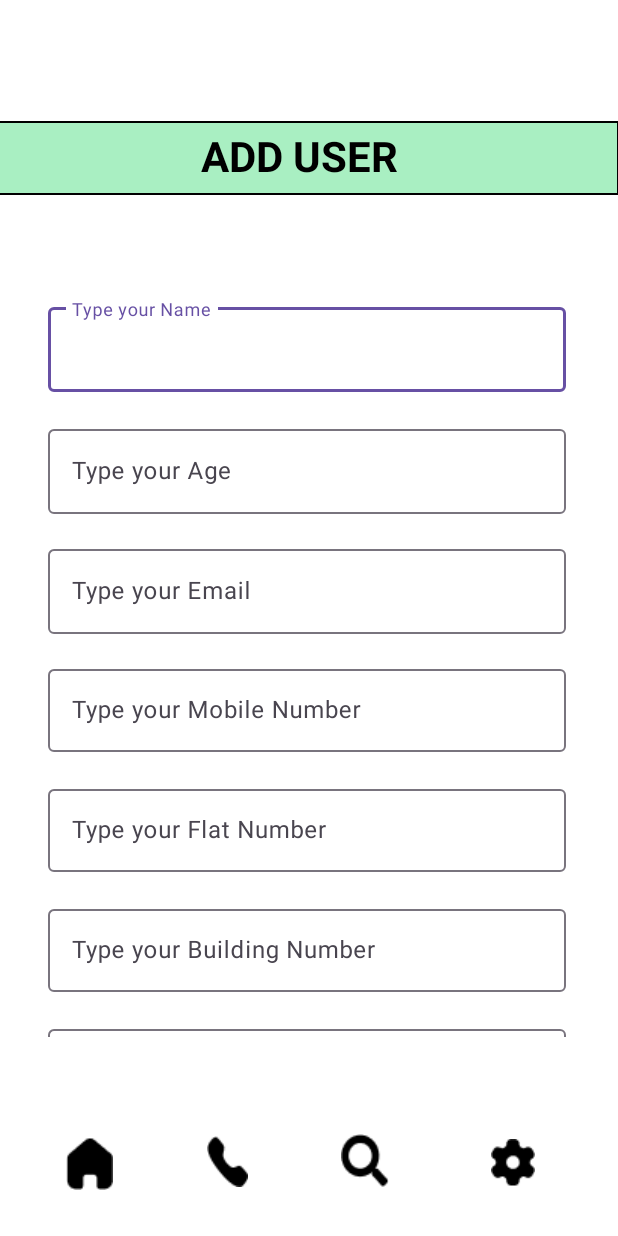
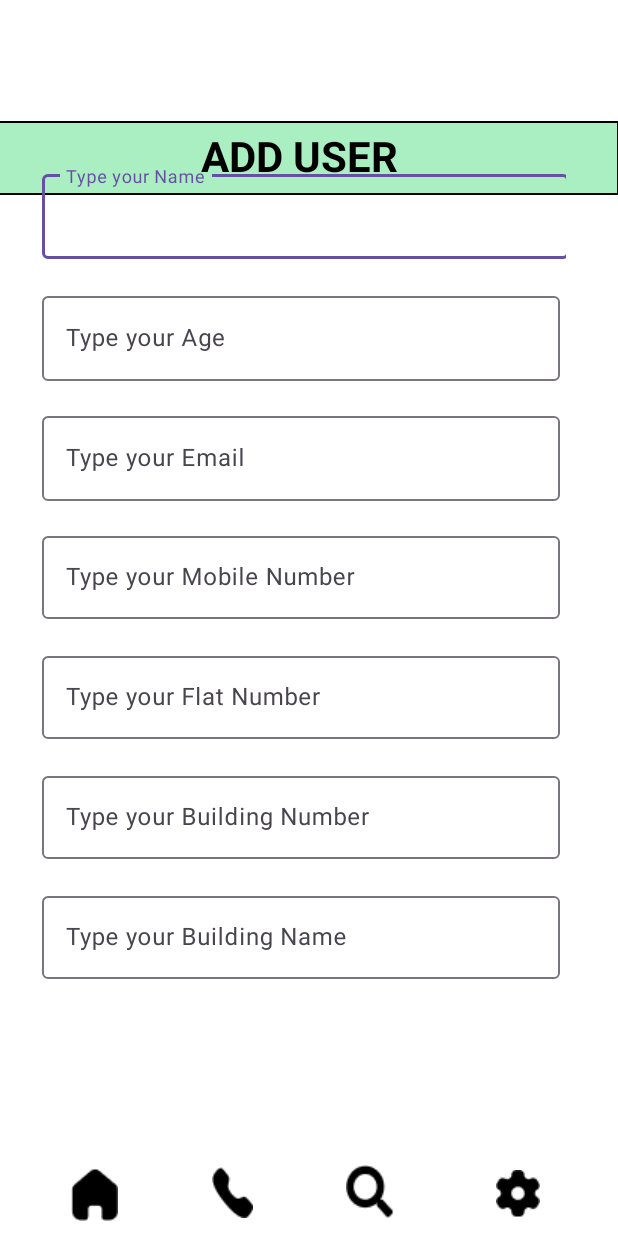
Before and after one commit to Sarthak0101130/Resolve-Hub, an Android app: the add_user_activity screen opened directly, with no data from a screen before it, on a phone screen of 412 x 824 dp. Run offline under Robolectric (Android 15) with nearby library versions, the light colour scheme and no system bars; our stand-ins replace Firebase (no records; nobody signed in at launch, a user with empty details on screens opened directly); Roboto replaces fonts that are not available here.

Commit message:
24/2/2024 1135

```diff
--- a/complain_management/app/src/main/java/com/example/complain_management/VerifyEnterOtp.kt
+++ b/complain_management/app/src/main/java/com/example/complain_management/VerifyEnterOtp.kt
@@ -59,6 +59,7 @@ class VerifyEnterOtp : AppCompatActivity() {
                         inputnumber4.getText().toString() +
                         inputnumber5.getText().toString() +
                         inputnumber6.getText().toString()
+
                 if (getotpbackend != null) {
                     progressBarverifyotp.visibility = View.VISIBLE
                     verifybuttonclick.visibility = View.INVISIBLE
--- a/complain_management/app/src/main/res/layout/add_user.xml
+++ b/complain_management/app/src/main/res/layout/add_user.xml
@@ -19,13 +19,14 @@
     <include
         android:id="@+id/scrollable_content"
         layout="@layout/add_user_scrollable_view"
-        android:layout_width="425dp"
-        android:layout_height="520dp"
+        android:layout_width="404dp"
+        android:layout_height="600dp"
         app:layout_constraintBottom_toBottomOf="parent"
         app:layout_constraintEnd_toEndOf="parent"
+        app:layout_constraintHorizontal_bias="0.0"
         app:layout_constraintStart_toStartOf="parent"
         app:layout_constraintTop_toTopOf="@+id/top_constant_view"
-        app:layout_constraintVertical_bias="0.563" />
+        app:layout_constraintVertical_bias="0.37" />
 
     <include
         android:id="@+id/bottom_constant_view"
@@ -37,6 +38,6 @@
         app:layout_constraintHorizontal_bias="0.428"
         app:layout_constraintStart_toStartOf="@id/scrollable_content"
         app:layout_constraintTop_toTopOf="parent"
-        app:layout_constraintVertical_bias="0.973" />
+        app:layout_constraintVertical_bias="1.0" />
 
 </androidx.constraintlayout.widget.ConstraintLayout>
--- a/complain_management/app/src/main/res/layout/add_user_scrollable_view.xml
+++ b/complain_management/app/src/main/res/layout/add_user_scrollable_view.xml
@@ -44,8 +44,8 @@
 
                     <com.google.android.material.textfield.TextInputEditText
                         android:id="@+id/enterName"
-                        android:layout_width="345dp"
-                        android:layout_height="match_parent"
+                        android:layout_width="match_parent"
+                        android:layout_height="wrap_content"
                         android:layout_alignParentTop="true"
                         android:layout_alignParentEnd="true"
                         android:layout_marginTop="80dp"
```
Also changed, not shown: complain_management/app/src/main/res/layout/register_complain.xml (added, +40 -0 lines).
